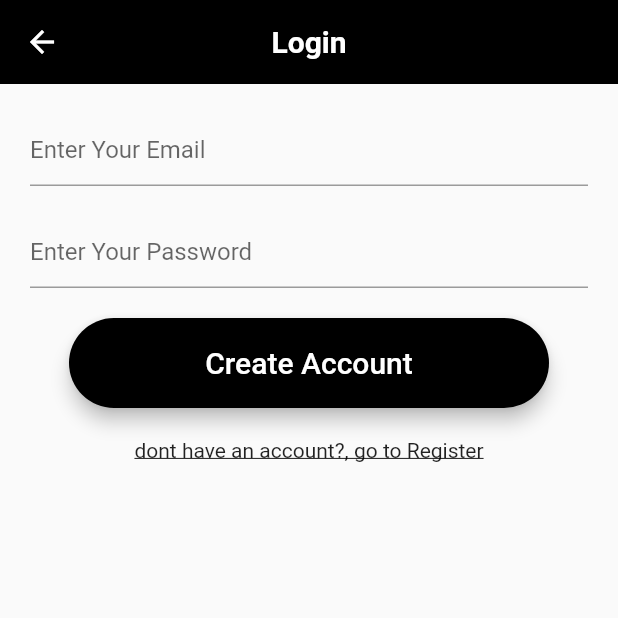
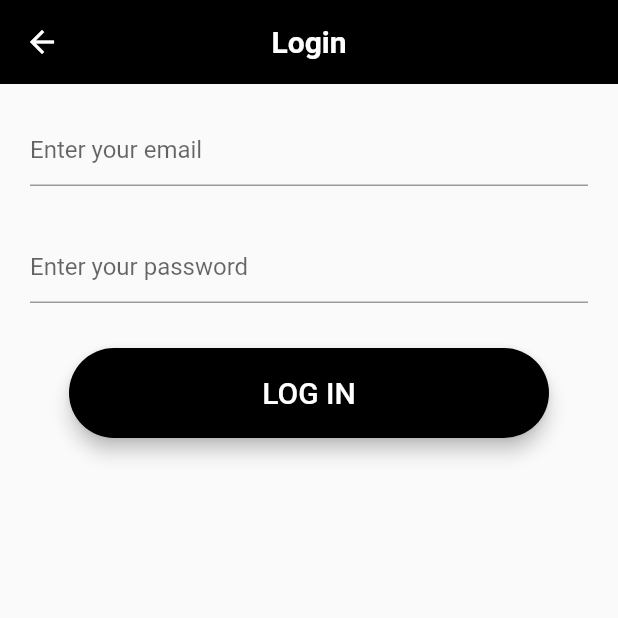
Before and after one commit to ahmed-info/regLoginflutterLaravel, a Flutter app: the screen it shows after launch, after a tap on "already have an account", on a phone screen of 412 x 824 dp, the top half of it. Run offline on Flutter 3.47's test engine with Material 2 defaults, Android fonts, the phone set to English and light mode, and no system bars.

```diff
--- a/lib/screens/login_screen.dart
+++ b/lib/screens/login_screen.dart
@@ -1,23 +1,24 @@
 import 'dart:convert';
 
 import 'package:flutter/material.dart';
-import 'package:flutterapp/screens/home_screen.dart';
-import 'package:flutterapp/screens/register_screen.dart';
+import 'package:flutterapp/Services/auth_services.dart';
+import 'package:flutterapp/Services/globals.dart';
 import 'package:flutterapp/screens/rounded_button.dart';
-import 'package:flutterapp/services/auth_services.dart';
-import 'package:flutterapp/services/globals.dart';
 import 'package:http/http.dart' as http;
+
+import 'home_screen.dart';
 
 class LoginScreen extends StatefulWidget {
   const LoginScreen({Key? key}) : super(key: key);
 
   @override
-  State<LoginScreen> createState() => _LoginScreenState();
+  _LoginScreenState createState() => _LoginScreenState();
 }
 
 class _LoginScreenState extends State<LoginScreen> {
   String _email = '';
   String _password = '';
+
   loginPressed() async {
     if (_email.isNotEmpty && _password.isNotEmpty) {
       http.Response response = await AuthServices.login(_email, _password);
@@ -27,8 +28,7 @@ class _LoginScreenState extends State<LoginScreen> {
             context,
             MaterialPageRoute(
               builder: (BuildContext context) => const HomeScreen(),
-          ),
-        );
+            ));
       } else {
         errorSnackBar(context, responseMap.values.first);
       }
@@ -41,62 +41,53 @@ class _LoginScreenState extends State<LoginScreen> {
   Widget build(BuildContext context) {
     return Scaffold(
         appBar: AppBar(
-        elevation: 0,
           backgroundColor: Colors.black,
           centerTitle: true,
+          elevation: 0,
           title: const Text(
             'Login',
-          style: TextStyle(fontSize: 20, fontWeight: FontWeight.bold),
+            style: TextStyle(
+              fontSize: 20,
+              fontWeight: FontWeight.bold,
+            ),
           ),
         ),
         body: Padding(
           padding: const EdgeInsets.symmetric(horizontal: 20),
-        child: Column(children: [
+          child: Column(
+            children: [
               const SizedBox(
                 height: 20,
               ),
-          TextFormField(
-            decoration: const InputDecoration(hintText: 'Enter Your Email'),
+              TextField(
+                decoration: const InputDecoration(
+                  hintText: 'Enter your email',
+                ),
                 onChanged: (value) {
                   _email = value;
                 },
               ),
               const SizedBox(
-            height: 20,
+                height: 30,
               ),
-          TextFormField(
+              TextField(
                 obscureText: true,
-            decoration: const InputDecoration(hintText: 'Enter Your Password'),
+                decoration: const InputDecoration(
+                  hintText: 'Enter your password',
+                ),
                 onChanged: (value) {
                   _password = value;
                 },
               ),
               const SizedBox(
-            height: 20,
+                height: 30,
               ),
               RoundedButton(
-              btnText: 'Create Account', onBtnPressed: () => loginPressed()),
-          const SizedBox(
-            height: 20,
+                btnText: 'LOG IN',
+                onBtnPressed: () => loginPressed(),
+              )
+            ],
           ),
-          GestureDetector(
-            onTap: () {
-              Navigator.push(
-                context,
-                MaterialPageRoute(
-                  builder: (BuildContext context) => const RegisterScreen(),
-                ),
-              );
-            },
-            child: const Text(
-              'dont have an account?, go to Register',
-              style: TextStyle(
-                decoration: TextDecoration.underline,
-              ),
-            ),
-          ),
-        ]),
-      ),
-    );
+        ));
   }
 }
--- a/lib/screens/register_screen.dart
+++ b/lib/screens/register_screen.dart
@@ -1,25 +1,27 @@
 import 'dart:convert';
 
+import 'package:flutter/cupertino.dart';
 import 'package:flutter/material.dart';
-import 'package:flutterapp/screens/home_screen.dart';
-import 'package:flutterapp/screens/login_screen.dart';
-import 'package:flutterapp/screens/rounded_button.dart';
-import 'package:flutterapp/services/auth_services.dart';
+import 'package:flutterapp/Services/auth_services.dart';
+import 'package:flutterapp/Services/globals.dart';
+
+import 'rounded_button.dart';
+import 'home_screen.dart';
+import 'login_screen.dart';
 import 'package:http/http.dart' as http;
-
-import '../services/globals.dart';
 
 class RegisterScreen extends StatefulWidget {
   const RegisterScreen({Key? key}) : super(key: key);
 
   @override
-  State<RegisterScreen> createState() => _RegisterScreenState();
+  _RegisterScreenState createState() => _RegisterScreenState();
 }
 
 class _RegisterScreenState extends State<RegisterScreen> {
-  String _name = '';
   String _email = '';
   String _password = '';
+  String _name = '';
+
   createAccountPressed() async {
     bool emailValid = RegExp(
             r"^[a-zA-Z0-9.a-zA-Z0-9.!#$%&'*+-/=?^_`{|}~]+@[a-zA-Z0-9]+\.[a-zA-Z]+")
@@ -33,8 +35,7 @@ class _RegisterScreenState extends State<RegisterScreen> {
             context,
             MaterialPageRoute(
               builder: (BuildContext context) => const HomeScreen(),
-          ),
-        );
+            ));
       } else {
         errorSnackBar(context, responseMap.values.first[0]);
       }
@@ -47,53 +48,64 @@ class _RegisterScreenState extends State<RegisterScreen> {
   Widget build(BuildContext context) {
     return Scaffold(
       appBar: AppBar(
-        elevation: 0,
         backgroundColor: Colors.black,
         centerTitle: true,
+        elevation: 0,
         title: const Text(
-          'Registeration',
-          style: TextStyle(fontSize: 20, fontWeight: FontWeight.bold),
+          'Registration',
+          style: TextStyle(
+            fontSize: 20,
+            fontWeight: FontWeight.bold,
+          ),
         ),
       ),
       body: Padding(
         padding: const EdgeInsets.symmetric(horizontal: 20),
-        child: Column(children: [
+        child: Column(
+          children: [
             const SizedBox(
               height: 20,
             ),
-          TextFormField(
-            decoration: const InputDecoration(hintText: 'Name'),
+            TextField(
+              decoration: const InputDecoration(
+                hintText: 'Name',
+              ),
               onChanged: (value) {
                 _name = value;
               },
             ),
             const SizedBox(
-            height: 20,
+              height: 30,
             ),
-          TextFormField(
-            decoration: const InputDecoration(hintText: 'Email'),
+            TextField(
+              decoration: const InputDecoration(
+                hintText: 'Email',
+              ),
               onChanged: (value) {
                 _email = value;
               },
             ),
             const SizedBox(
-            height: 20,
+              height: 30,
             ),
-          TextFormField(
+            TextField(
               obscureText: true,
-            decoration: const InputDecoration(hintText: 'Password'),
+              decoration: const InputDecoration(
+                hintText: 'Password',
+              ),
               onChanged: (value) {
                 _password = value;
               },
             ),
             const SizedBox(
-            height: 20,
+              height: 40,
             ),
             RoundedButton(
               btnText: 'Create Account',
-              onBtnPressed: () => createAccountPressed()),
+              onBtnPressed: () => createAccountPressed(),
+            ),
             const SizedBox(
-            height: 20,
+              height: 40,
             ),
             GestureDetector(
               onTap: () {
@@ -101,8 +113,7 @@ class _RegisterScreenState extends State<RegisterScreen> {
                     context,
                     MaterialPageRoute(
                       builder: (BuildContext context) => const LoginScreen(),
-                ),
-              );
+                    ));
               },
               child: const Text(
                 'already have an account',
@@ -110,8 +121,9 @@ class _RegisterScreenState extends State<RegisterScreen> {
                   decoration: TextDecoration.underline,
                 ),
               ),
+            )
+          ],
         ),
-        ]),
       ),
     );
   }
--- a/lib/services/auth_services.dart
+++ b/lib/services/auth_services.dart
@@ -1,6 +1,6 @@
 import 'dart:convert';
 
-import 'package:flutterapp/services/globals.dart';
+import 'package:flutterapp/Services/globals.dart';
 import 'package:http/http.dart' as http;
 
 class AuthServices {
@@ -13,8 +13,11 @@ class AuthServices {
     };
     var body = json.encode(data);
     var url = Uri.parse(baseURL + 'auth/register');
-    http.Response response = await http.post(url, headers: headers, body: body);
-    // ignore: avoid_print
+    http.Response response = await http.post(
+      url,
+      headers: headers,
+      body: body,
+    );
     print(response.body);
     return response;
   }
@@ -26,8 +29,11 @@ class AuthServices {
     };
     var body = json.encode(data);
     var url = Uri.parse(baseURL + 'auth/login');
-    http.Response response = await http.post(url, headers: headers, body: body);
-    // ignore: avoid_print
+    http.Response response = await http.post(
+      url,
+      headers: headers,
+      body: body,
+    );
     print(response.body);
     return response;
   }
--- a/lib/services/globals.dart
+++ b/lib/services/globals.dart
@@ -1,6 +1,7 @@
+import 'package:flutter/cupertino.dart';
 import 'package:flutter/material.dart';
 
-const String baseURL = 'http://192.168.10.188:8000/api/';
+const String baseURL = "http://192.168.0.104:8000/api/"; //emulator localhost
 const Map<String, String> headers = {"Content-Type": "application/json"};
 errorSnackBar(BuildContext context, String text) {
   ScaffoldMessenger.of(context).showSnackBar(SnackBar(
```
Also changed, not shown: pubspec.lock. Lines whose indentation alone changed are shown as unchanged.
